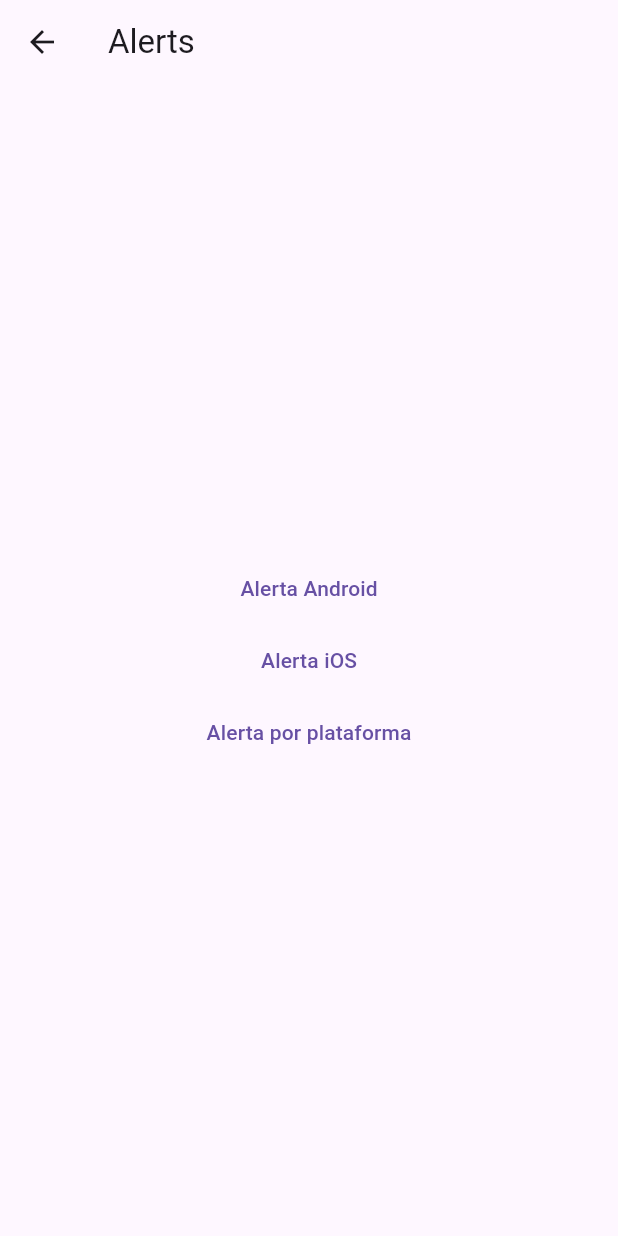
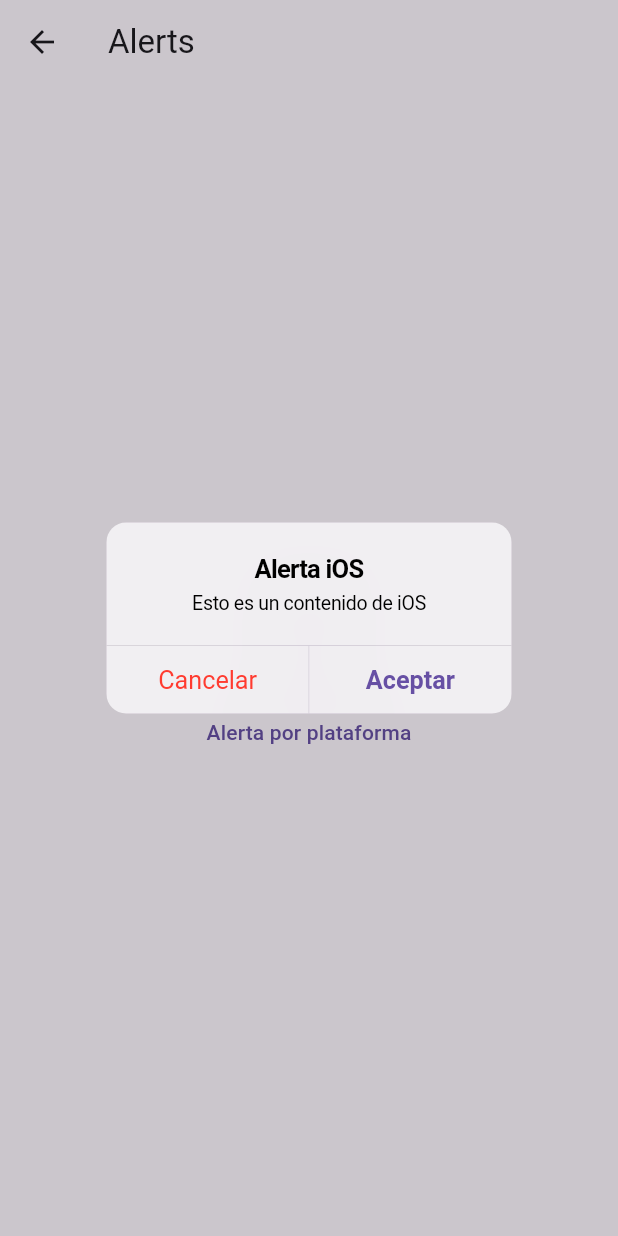
Before and after one commit to RicharC293/components_4ta_ed, a Flutter app: the AlertsScreen screen opened by its route, after a tap on "Alerta iOS", on a phone screen of 412 x 824 dp. Run offline on Flutter 3.47's test engine with Material 3 defaults, Android fonts, the phone set to English and light mode, and no system bars.

Commit message:
Add iOS alert dialog functionality and update button text color in AlertsScreen and ButtonsScreen

```diff
--- a/lib/screens/alerts_screen.dart
+++ b/lib/screens/alerts_screen.dart
@@ -1,3 +1,4 @@
+import 'package:flutter/cupertino.dart';
 import 'package:flutter/material.dart';
 
 class AlertsScreen extends StatelessWidget {
@@ -24,13 +25,17 @@ class AlertsScreen extends StatelessWidget {
                   builder: (context) {
                     /// 2. Retornar un AlertDialog
                     return AlertDialog(
-                      title: Text("Alerta Android"),
-                      content: Text("Este es un mensaje de alerta en Android"),
+                      title: const Text("Alerta Android"),
+                      content:
+                          const Text("Este es un mensaje de alerta en Android"),
                       actions: [
                         /// 3. Agregar los botones
                         /// Botón cancelar -> OutinedButton
                         OutlinedButton(
-                          onPressed: () {},
+                          onPressed: () {
+                            /// Cerrar la modal
+                            Navigator.pop(context);
+                          },
                           child: const Text("Cancelar"),
                         ),
 
@@ -47,7 +52,38 @@ class AlertsScreen extends StatelessWidget {
               child: const Text("Alerta Android"),
             ),
             TextButton(
-              onPressed: () {},
+              onPressed: () {
+                // 1. Usar el showCupertinoDialog
+                showCupertinoDialog(
+                  context: context,
+                  builder: (context) {
+                    /// 2. Retornar un CupertinoAlertDialog
+                    return CupertinoAlertDialog(
+                      title: const Text("Alerta iOS"),
+                      content: const Text("Esto es un contenido de iOS"),
+                      actions: [
+                        /// 3. Agregar los botones
+                        CupertinoDialogAction(
+                          onPressed: () {
+                            /// Cerrar la modal
+                            Navigator.pop(context);
+                          },
+                          isDestructiveAction: true,
+                          child: const Text("Cancelar"),
+                        ),
+
+                        CupertinoDialogAction(
+                          onPressed: (){},
+                          isDefaultAction: true,
+                          child: const Text("Aceptar"),
+                        ),
+
+
+                      ],
+                    );
+                  },
+                );
+              },
               child: const Text("Alerta iOS"),
             ),
             TextButton(
--- a/lib/screens/buttons_screen.dart
+++ b/lib/screens/buttons_screen.dart
@@ -132,7 +132,9 @@ class ButtonsScreen extends StatelessWidget {
               const Text(
                 "Texto con estilos",
                 style: TextStyle(
-                  color: Colors.red,
+                  // color -> color del texto
+                  // Hexadecimal -> 0xff000000
+                  color: Color(0xff606060),
                   // fontSize -> tamaño de la fuente
                   fontSize: 25,
 
```
